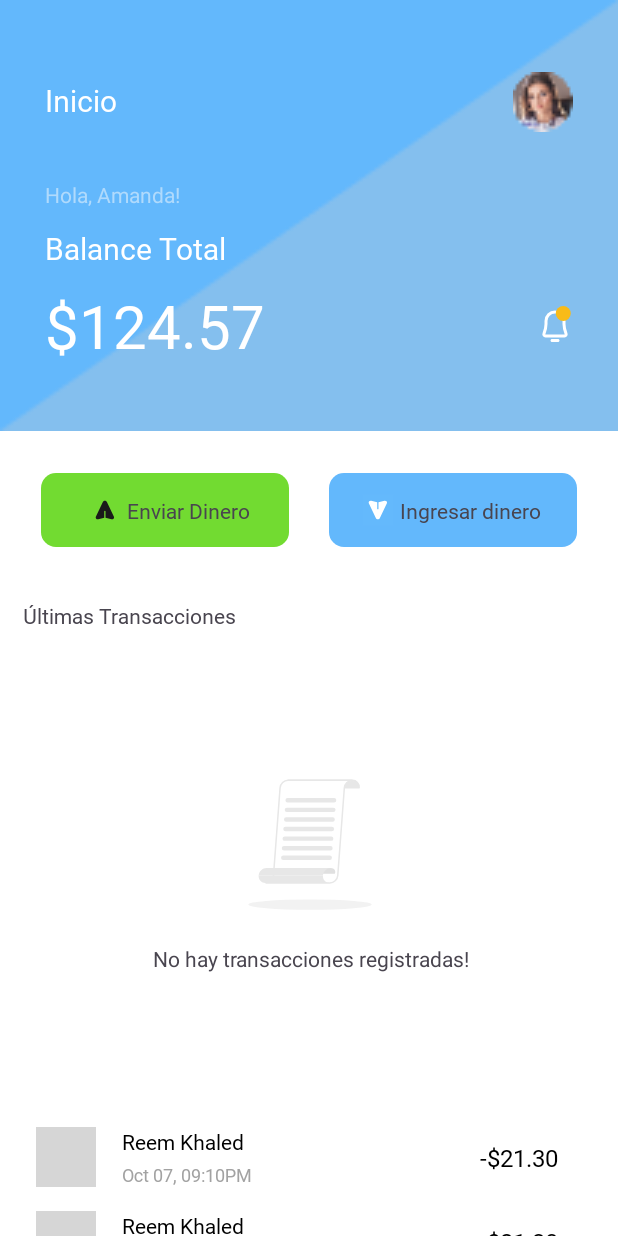
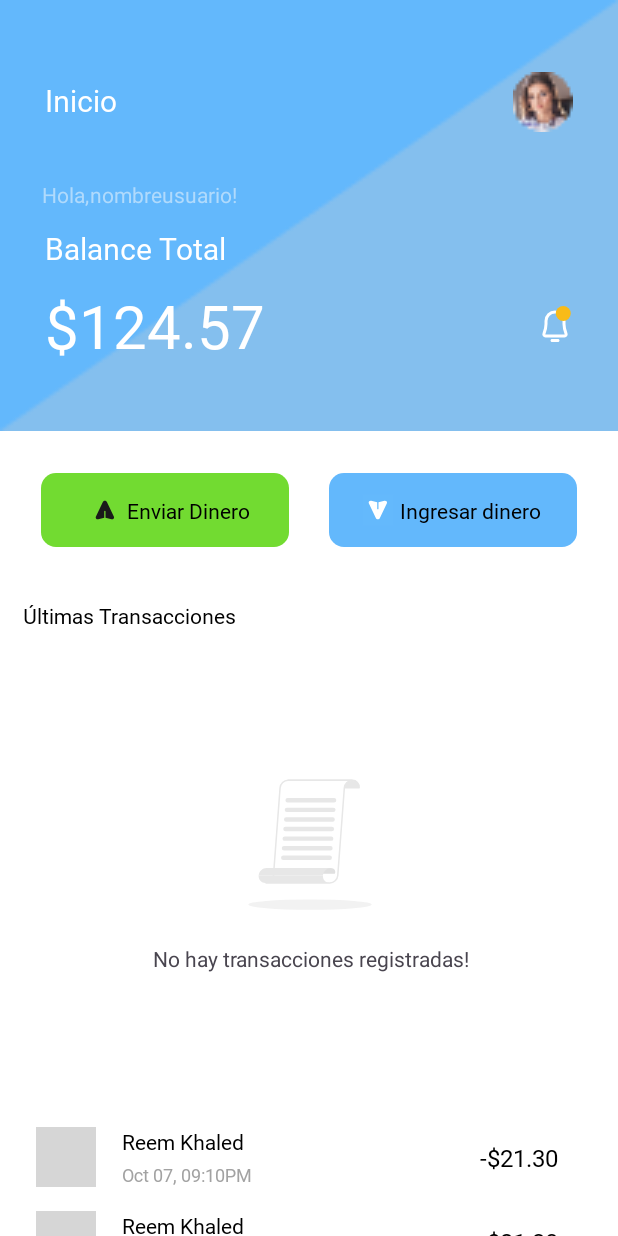
Before and after one commit to noscriptph/WalletAndroid, an Android app: the layout fragment_home_page.xml on its own in the app's theme, with its tools: preview values and no code run, on a phone screen of 412 x 824 dp. Run offline under Robolectric (Android 15) with nearby library versions, the phone set to English and light mode, and no system bars; grey boxes are pictures that could not be loaded.

Commit message:
ajustes por temas de color y preparacion para pantallas pequeñas

```diff
--- a/app/src/main/res/layout/fragment_home_page.xml
+++ b/app/src/main/res/layout/fragment_home_page.xml
@@ -15,6 +15,7 @@
         android:adjustViewBounds="true"
         android:scaleType="centerCrop"
         app:layout_constraintEnd_toEndOf="parent"
+        app:layout_constraintHorizontal_bias="0.0"
         app:layout_constraintStart_toStartOf="parent"
         app:layout_constraintTop_toTopOf="parent"
         app:srcCompat="@drawable/background_detail" />
@@ -56,9 +57,9 @@
         android:id="@+id/textView21"
         android:layout_width="wrap_content"
         android:layout_height="wrap_content"
-        android:layout_marginStart="30dp"
+        android:layout_marginStart="60dp"
         android:layout_marginTop="120dp"
-        android:text="Hola, Amanda!"
+        android:text="@string/nombreusuario"
         android:textColor="#B0DAFC"
         app:layout_constraintStart_toStartOf="parent"
         app:layout_constraintTop_toTopOf="parent" />
@@ -110,6 +111,7 @@
         android:layout_marginBottom="14dp"
         android:fontFamily="@font/jua_regular"
         android:text="Enviar Dinero"
+        android:textColor="@color/black"
         app:layout_constraintBottom_toBottomOf="@+id/imageView8"
         app:layout_constraintEnd_toEndOf="@+id/imageView8"
         app:layout_constraintStart_toStartOf="@+id/imageView8"
@@ -134,6 +136,7 @@
         android:layout_marginBottom="14dp"
         android:fontFamily="@font/jua_regular"
         android:text="Ingresar dinero"
+        android:textColor="@color/black"
         app:layout_constraintBottom_toBottomOf="@+id/imageView9"
         app:layout_constraintEnd_toEndOf="@+id/imageView9"
         app:layout_constraintStart_toStartOf="@+id/imageView9"
@@ -160,6 +163,7 @@
         android:layout_marginTop="113dp"
         android:fontFamily="@font/jua_regular"
         android:text="Últimas Transacciones"
+        android:textColor="@color/black"
         app:layout_constraintStart_toStartOf="parent"
         app:layout_constraintTop_toBottomOf="@+id/imageView4" />
 
@@ -190,4 +194,17 @@
         app:layout_constraintTop_toBottomOf="@+id/textView26"
         tools:listitem="@layout/transaccion" />
 
+    <TextView
+        android:id="@+id/textView20"
+        android:layout_width="34dp"
+        android:layout_height="21dp"
+        android:layout_marginStart="30dp"
+        android:text="Hola, "
+        android:textColor="#B0DAFC"
+        app:layout_constraintBottom_toBottomOf="@+id/textView21"
+        app:layout_constraintEnd_toStartOf="@+id/textView21"
+        app:layout_constraintStart_toStartOf="parent"
+        app:layout_constraintTop_toTopOf="@+id/textView21"
+        app:layout_constraintVertical_bias="0.0" />
+
 </androidx.constraintlayout.widget.ConstraintLayout>
--- a/app/src/main/res/layout/fragment_profile_page.xml
+++ b/app/src/main/res/layout/fragment_profile_page.xml
@@ -1,11 +1,14 @@
 <?xml version="1.0" encoding="utf-8"?>
-<androidx.constraintlayout.widget.ConstraintLayout xmlns:android="http://schemas.android.com/apk/res/android"
+<ScrollView xmlns:android="http://schemas.android.com/apk/res/android"
     xmlns:app="http://schemas.android.com/apk/res-auto"
     xmlns:tools="http://schemas.android.com/tools"
     android:layout_width="match_parent"
     android:layout_height="match_parent"
     tools:context=".vista.fragments.ProfilePage">
 
+    <androidx.constraintlayout.widget.ConstraintLayout
+        android:layout_width="match_parent"
+        android:layout_height="wrap_content">
 
         <ImageView
             android:id="@+id/imageView32"
@@ -57,7 +60,7 @@
 
         <ImageView
             android:id="@+id/imageView24"
-        android:layout_width="wrap_content"
+            android:layout_width="match_parent"
             android:layout_height="wrap_content"
             android:src="@drawable/rectangle6"
             app:layout_constraintEnd_toEndOf="parent"
@@ -175,3 +178,4 @@
             app:layout_constraintTop_toTopOf="@+id/imageView32" />
 
     </androidx.constraintlayout.widget.ConstraintLayout>
+</ScrollView>
--- a/app/src/main/res/values/strings.xml
+++ b/app/src/main/res/values/strings.xml
@@ -42,4 +42,5 @@
     <string name="send_icon">send_icon</string>
     <string name="recepcion_icon">request_icon</string>
     <string name="inicio">Inicio</string>
+    <string name="nombreusuario">nombreusuario!</string>
 </resources>
```
Lines whose indentation alone changed are shown as unchanged.
